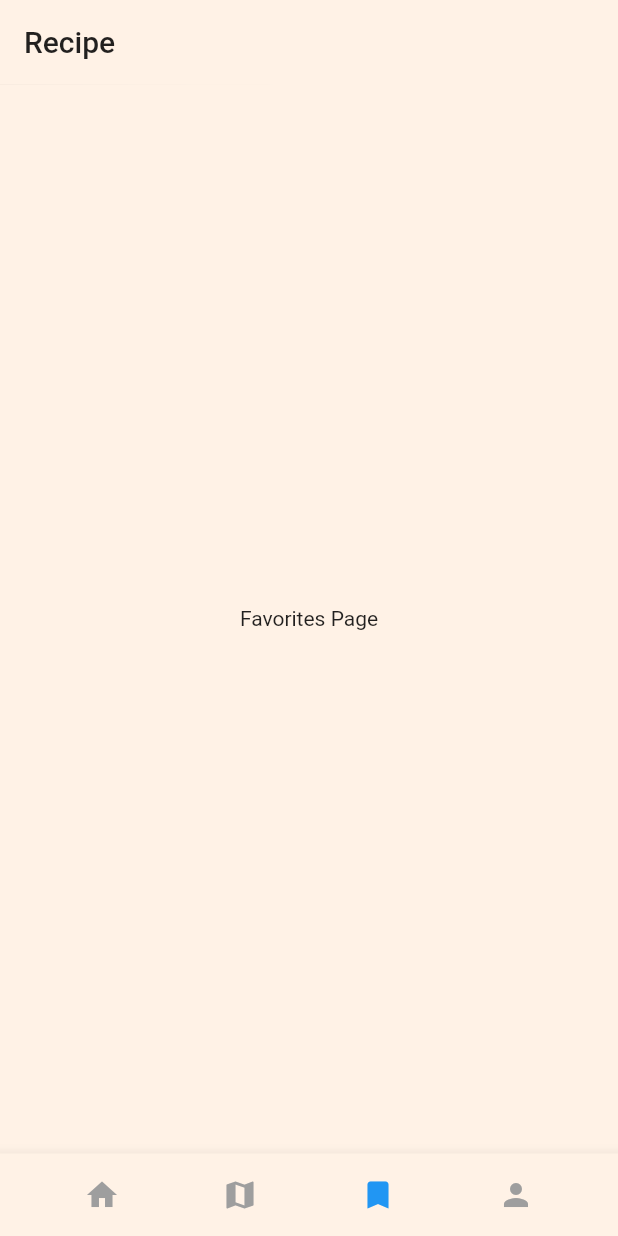
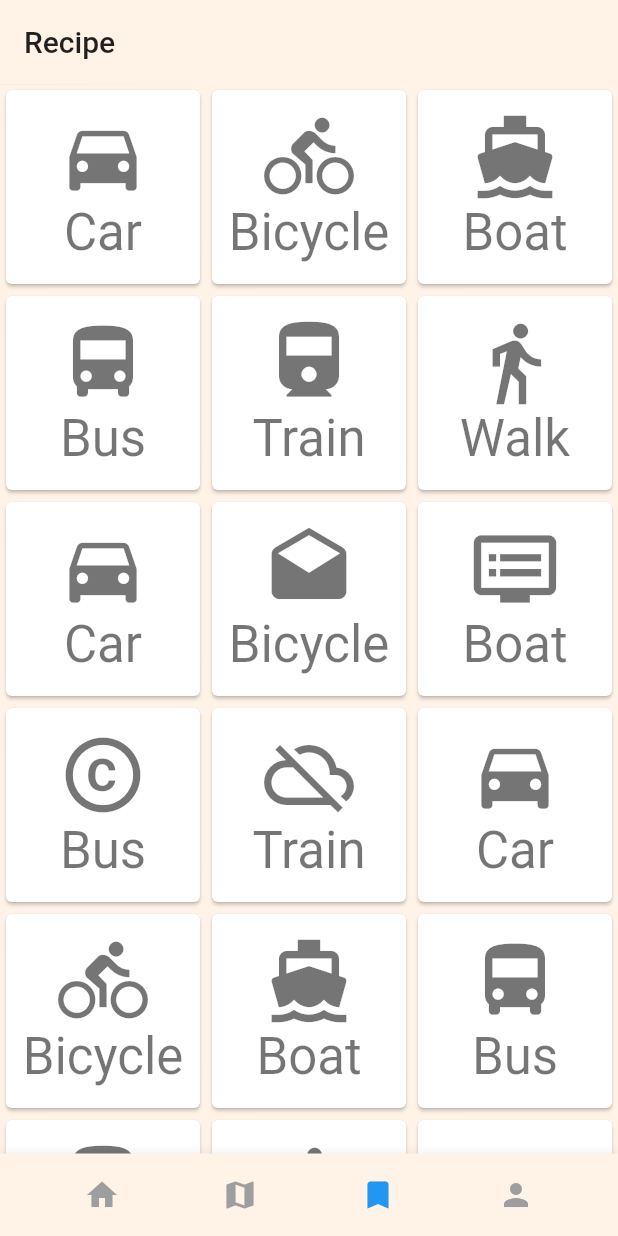
Before and after one commit to JWHAPO/recipe_app, a Flutter app: the screen it shows after launch, item 3 of the bottom bar chosen, on a phone screen of 412 x 824 dp. Run offline on Flutter 3.47's test engine with Material 2 defaults, Android fonts, the phone set to English and light mode, and no system bars; network calls fail; Roboto replaces fonts that are missing (iropke).

Commit message:
add gridview statically

```diff
--- a/lib/ui/favorites.dart
+++ b/lib/ui/favorites.dart
@@ -9,8 +9,81 @@ class FavoritesPage extends StatefulWidget {
 class _FavoritesPageState extends State<FavoritesPage> {
   @override
   Widget build(BuildContext context) {
-    return Center(
-      child: Text('Favorites Page',style: TextStyle(fontFamily: 'iropke'),),
+    return GridView.count(
+      crossAxisCount: 3,
+      children: List.generate(choices.length, (index){
+        return Center(
+          child: ChoiceCard(choice: choices[index],),
+        );
+      }),
+    );
+  }
+
+
+
+}
+
+class ChoiceCard extends StatelessWidget {
+  const ChoiceCard({Key key, this.choice}) : super(key: key);
+  final Choice choice;
+
+  @override
+  Widget build(BuildContext context) {
+    final TextStyle textStyle = Theme.of(context).textTheme.display1;
+    return Card(
+        color: Colors.white,
+        child: Center(child: Column(
+            mainAxisSize: MainAxisSize.min,
+            crossAxisAlignment: CrossAxisAlignment.center,
+            children: <Widget>[
+              Icon(choice.icon, size:60.0, color: textStyle.color),
+              Text(choice.title, style: textStyle),
+            ]
+        ),
+        )
     );
   }
 }
+
+class Choice {
+  const Choice({this.title, this.icon});
+
+  final String title;
+  final IconData icon;
+}
+
+const List<Choice> choices = const <Choice>[
+  const Choice(title: 'Car', icon: Icons.directions_car),
+  const Choice(title: 'Bicycle', icon: Icons.directions_bike),
+  const Choice(title: 'Boat', icon: Icons.directions_boat),
+  const Choice(title: 'Bus', icon: Icons.directions_bus),
+  const Choice(title: 'Train', icon: Icons.directions_railway),
+  const Choice(title: 'Walk', icon: Icons.directions_walk),
+  const Choice(title: 'Car', icon: Icons.directions_car),
+  const Choice(title: 'Bicycle', icon: Icons.drafts),
+  const Choice(title: 'Boat', icon: Icons.dvr),
+  const Choice(title: 'Bus', icon: Icons.copyright),
+  const Choice(title: 'Train', icon: Icons.cloud_off),
+  const Choice(title: 'Car', icon: Icons.directions_car),
+  const Choice(title: 'Bicycle', icon: Icons.directions_bike),
+  const Choice(title: 'Boat', icon: Icons.directions_boat),
+  const Choice(title: 'Bus', icon: Icons.directions_bus),
+  const Choice(title: 'Train', icon: Icons.directions_railway),
+  const Choice(title: 'Walk', icon: Icons.directions_walk),
+  const Choice(title: 'Car', icon: Icons.directions_car),
+  const Choice(title: 'Bicycle', icon: Icons.drafts),
+  const Choice(title: 'Boat', icon: Icons.dvr),
+  const Choice(title: 'Bus', icon: Icons.copyright),
+  const Choice(title: 'Train', icon: Icons.cloud_off),
+  const Choice(title: 'Car', icon: Icons.directions_car),
+  const Choice(title: 'Bicycle', icon: Icons.directions_bike),
+  const Choice(title: 'Boat', icon: Icons.directions_boat),
+  const Choice(title: 'Bus', icon: Icons.directions_bus),
+  const Choice(title: 'Train', icon: Icons.directions_railway),
+  const Choice(title: 'Walk', icon: Icons.directions_walk),
+  const Choice(title: 'Car', icon: Icons.directions_car),
+  const Choice(title: 'Bicycle', icon: Icons.drafts),
+  const Choice(title: 'Boat', icon: Icons.dvr),
+  const Choice(title: 'Bus', icon: Icons.copyright),
+  const Choice(title: 'Train', icon: Icons.cloud_off),
+];
```
